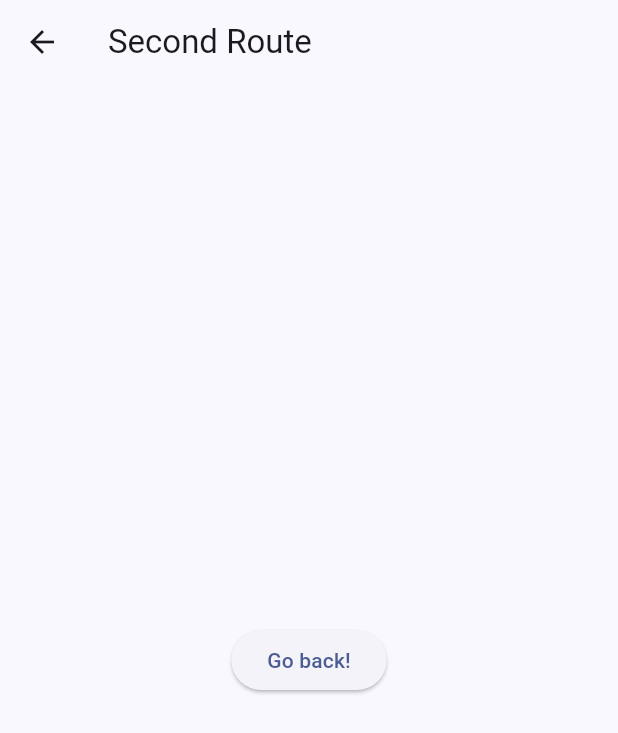
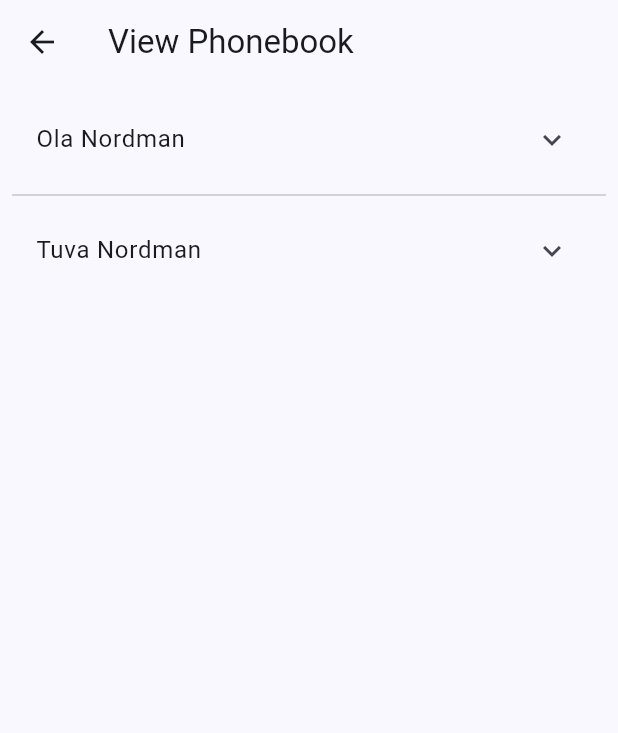
Before and after one commit to Suilion/SoftRigSkillTest, a Flutter app: the ViewPhonebook screen opened directly, on a phone screen of 412 x 824 dp. Shown: the top 733 px of the screen. Run offline on Flutter 3.47's test engine with Material 2 defaults, Android fonts, the phone set to English and light mode, and no system bars.

Commit message:
Using mock data, created a listview with expandable items in "view phonebook" page

```diff
--- /dev/null
+++ b/lib/customer.dart
@@ -0,0 +1,18 @@
+import 'package:flutter/material.dart';
+
+//Creating some test data
+
+final List customers = [
+  {
+    "Name": "Ola Nordman",
+    "Adress": "Olav Kyrre",
+    "Email": "CoolEmail@hotmail.com",
+    "Comment": "Nothing to note",
+  },
+  {
+    "Name": "Tuva Nordman",
+    "Adress": "Bergens Torget",
+    "Email": "CoolEmail@gmail.com",
+    "Comment": "A lot to note",
+  }
+];
--- a/lib/viewPhonebook.dart
+++ b/lib/viewPhonebook.dart
@@ -1,22 +1,40 @@
 import 'package:flutter/material.dart';
+import 'customer.dart';
 
 class ViewPhonebook extends StatelessWidget {
   const ViewPhonebook({super.key});
+
 
   @override
   Widget build(BuildContext context) {
     return Scaffold(
       appBar: AppBar(
-        title: const Text('Second Route'),
+        title: const Text('View Phonebook'),
       ),
-      body: Center(
-        child: ElevatedButton(
-          onPressed: () {
-            // Navigate back to first route when tapped.
-          },
-          child: const Text('Go back!'),
-        ),
+      body: ListView.separated(
+        padding: const EdgeInsets.all(8),
+        itemCount:customers.length,
+        itemBuilder: (BuildContext context, int index) {
+          return _buildExpandableTile(customers[index]);
+        },
+        separatorBuilder: (BuildContext context, int index) => const Divider(),
       ),
     );
   }
 }
+//This widget is what the list element will look like contracted and expanded
+Widget _buildExpandableTile(item) {
+  return ExpansionTile(
+    title: Text(
+      item['Name'],
+    ),
+    children: <Widget>[
+      ListTile(
+        title: Text(
+          (item['Adress'] + '\n' +  item['Email'] + '\n' +  item['Comment']),
+          style: TextStyle(fontWeight: FontWeight.w700),
+        ),
+      )
+    ],
+  );
+}
```
